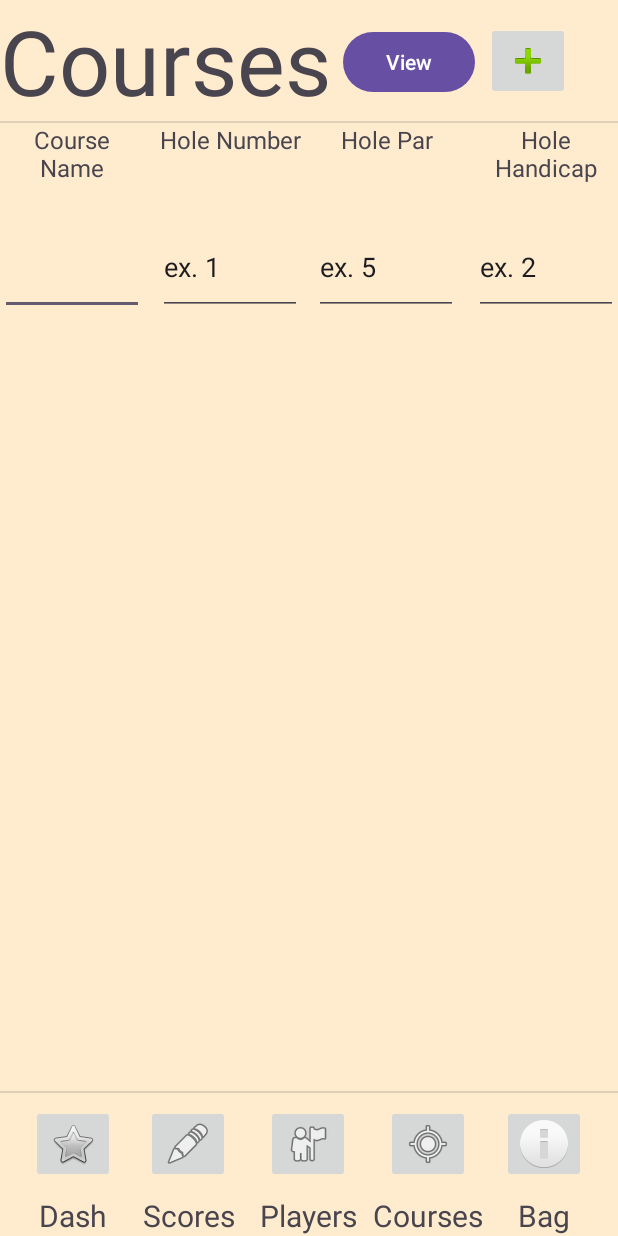
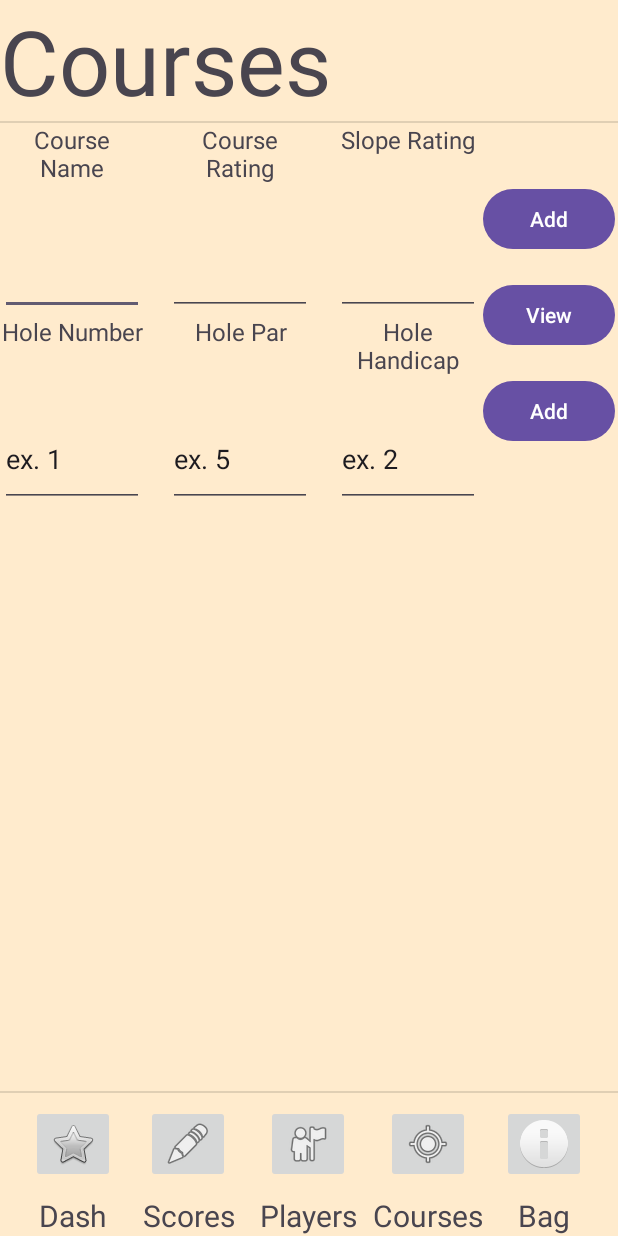
Before and after one commit to wegnermichae/Golf_Handicap_App, an Android app: the CourseActivity screen opened directly, with no data from a screen before it, on a phone screen of 412 x 824 dp. Run offline under Robolectric (Android 15) with nearby library versions, the phone set to English and light mode, and no system bars.

Commit message:
refactored code to calculate players handicaps based on entered rounds and courses

```diff
--- a/app/src/main/java/com/example/golfhandicapapp/Golfers.java
+++ b/app/src/main/java/com/example/golfhandicapapp/Golfers.java
@@ -3,8 +3,8 @@ package com.example.golfhandicapapp;
 public class Golfers {
     private int id;
     private String name;
-    private int handicap;
-    public Golfers(int id, String name, int handicap){
+    private double handicap;
+    public Golfers(int id, String name, double handicap){
         this.id = id;
         this.name = name;
         this.handicap = handicap;
@@ -16,7 +16,7 @@ public class Golfers {
     public String getName(){
         return name;
     }
-    public int getHandicap(){
+    public double getHandicap(){
         return handicap;
     }
 
--- a/app/src/main/res/layout/activity_course.xml
+++ b/app/src/main/res/layout/activity_course.xml
@@ -146,21 +146,11 @@
         android:id="@+id/courseList"
         android:layout_width="0dp"
         android:layout_height="0dp"
-        android:layout_marginTop="128dp"
+        android:layout_marginTop="256dp"
         app:layout_constraintBottom_toTopOf="@+id/divider12"
         app:layout_constraintEnd_toEndOf="parent"
         app:layout_constraintStart_toStartOf="parent"
         app:layout_constraintTop_toBottomOf="@+id/divider11" />
-
-    <ImageButton
-        android:id="@+id/courseAdd"
-        android:layout_width="wrap_content"
-        android:layout_height="wrap_content"
-        android:layout_marginEnd="32dp"
-        app:layout_constraintBottom_toTopOf="@+id/divider11"
-        app:layout_constraintEnd_toEndOf="parent"
-        app:layout_constraintTop_toTopOf="parent"
-        app:srcCompat="@android:drawable/ic_input_add" />
 
     <TextView
         android:id="@+id/courseNameText"
@@ -176,88 +166,157 @@
         android:id="@+id/courseParText"
         android:layout_width="96dp"
         android:layout_height="64dp"
-        android:layout_marginEnd="-24dp"
         android:text="Hole Number"
         android:textAlignment="center"
         android:textSize="16sp"
-        app:layout_constraintEnd_toStartOf="@+id/playerButton3"
-        app:layout_constraintTop_toBottomOf="@+id/divider11" />
+        app:layout_constraintBottom_toTopOf="@+id/holeEntry"
+        app:layout_constraintStart_toStartOf="parent" />
 
     <TextView
         android:id="@+id/courseSlopeText"
         android:layout_width="96dp"
         android:layout_height="64dp"
-        android:layout_marginStart="-24dp"
+        android:layout_marginStart="16dp"
         android:text="Hole Par"
         android:textAlignment="center"
         android:textSize="16sp"
-        app:layout_constraintStart_toEndOf="@+id/playerButton3"
-        app:layout_constraintTop_toBottomOf="@+id/divider11" />
+        app:layout_constraintBottom_toTopOf="@+id/parEntry"
+        app:layout_constraintStart_toEndOf="@+id/courseParText" />
 
     <TextView
         android:id="@+id/courseHandText"
         android:layout_width="96dp"
         android:layout_height="64dp"
+        android:layout_marginStart="16dp"
         android:text="Hole Handicap"
         android:textAlignment="center"
         android:textSize="16sp"
-        app:layout_constraintEnd_toEndOf="parent"
-        app:layout_constraintTop_toBottomOf="@+id/divider11" />
+        app:layout_constraintBottom_toTopOf="@+id/handicapEntry"
+        app:layout_constraintStart_toEndOf="@+id/courseSlopeText" />
 
     <EditText
         android:id="@+id/nameEntry"
         android:layout_width="96dp"
-        android:layout_height="0dp"
+        android:layout_height="64dp"
         android:ems="10"
         android:inputType="text"
-        app:layout_constraintBottom_toTopOf="@+id/courseList"
         app:layout_constraintStart_toStartOf="parent"
         app:layout_constraintTop_toBottomOf="@+id/courseNameText" />
 
     <EditText
         android:id="@+id/holeEntry"
         android:layout_width="0dp"
-        android:layout_height="0dp"
+        android:layout_height="64dp"
         android:ems="10"
         android:inputType="text"
         android:text="ex. 1"
         app:layout_constraintBottom_toTopOf="@+id/courseList"
         app:layout_constraintEnd_toEndOf="@+id/courseParText"
-        app:layout_constraintStart_toStartOf="@+id/courseParText"
-        app:layout_constraintTop_toBottomOf="@+id/courseParText" />
+        app:layout_constraintStart_toStartOf="@+id/courseParText" />
 
     <EditText
         android:id="@+id/parEntry"
         android:layout_width="0dp"
-        android:layout_height="0dp"
+        android:layout_height="64dp"
         android:ems="10"
         android:inputType="text"
         android:text="ex. 5"
         app:layout_constraintBottom_toTopOf="@+id/courseList"
         app:layout_constraintEnd_toEndOf="@+id/courseSlopeText"
-        app:layout_constraintStart_toStartOf="@+id/courseSlopeText"
-        app:layout_constraintTop_toBottomOf="@+id/courseSlopeText" />
+        app:layout_constraintStart_toStartOf="@+id/courseSlopeText" />
 
     <EditText
         android:id="@+id/handicapEntry"
         android:layout_width="0dp"
-        android:layout_height="0dp"
+        android:layout_height="64dp"
         android:ems="10"
         android:inputType="text"
         android:text="ex. 2"
         app:layout_constraintBottom_toTopOf="@+id/courseList"
         app:layout_constraintEnd_toEndOf="@+id/courseHandText"
-        app:layout_constraintStart_toStartOf="@+id/courseHandText"
-        app:layout_constraintTop_toBottomOf="@+id/courseHandText" />
+        app:layout_constraintStart_toStartOf="@+id/courseHandText" />
 
     <Button
         android:id="@+id/viewButton"
         android:layout_width="wrap_content"
         android:layout_height="wrap_content"
         android:text="View"
+        app:layout_constraintBottom_toBottomOf="@+id/courseHandText"
+        app:layout_constraintEnd_toEndOf="parent"
+        app:layout_constraintStart_toEndOf="@+id/slopeRatingEntry"
+        app:layout_constraintTop_toBottomOf="@+id/textView2" />
+
+    <TextView
+        android:id="@+id/courseRating"
+        android:layout_width="0dp"
+        android:layout_height="0dp"
+        android:layout_marginStart="16dp"
+        android:text="Course Rating"
+        android:textAlignment="center"
+        android:textSize="16sp"
+        app:layout_constraintBottom_toBottomOf="@+id/courseNameText"
+        app:layout_constraintEnd_toEndOf="@+id/courseSlopeText"
+        app:layout_constraintStart_toEndOf="@+id/courseParText"
+        app:layout_constraintTop_toTopOf="@+id/courseNameText" />
+
+    <TextView
+        android:id="@+id/textView2"
+        android:layout_width="0dp"
+        android:layout_height="0dp"
+        android:layout_marginStart="16dp"
+        android:text="Slope Rating"
+        android:textAlignment="center"
+        android:textSize="16sp"
+        app:layout_constraintBottom_toBottomOf="@+id/courseRating"
+        app:layout_constraintEnd_toEndOf="@+id/courseHandText"
+        app:layout_constraintStart_toEndOf="@+id/courseRating"
+        app:layout_constraintTop_toTopOf="@+id/courseRating" />
+
+    <EditText
+        android:id="@+id/courseRatingEntry"
+        android:layout_width="0dp"
+        android:layout_height="0dp"
+        android:layout_marginStart="16dp"
+        android:ems="10"
+        android:inputType="text"
+        android:textAlignment="center"
+        android:textSize="18sp"
         app:layout_constraintBottom_toTopOf="@+id/courseSlopeText"
-        app:layout_constraintEnd_toStartOf="@+id/courseAdd"
-        app:layout_constraintStart_toEndOf="@+id/textHeading5"
-        app:layout_constraintTop_toTopOf="parent" />
+        app:layout_constraintEnd_toEndOf="@+id/courseSlopeText"
+        app:layout_constraintStart_toEndOf="@+id/nameEntry"
+        app:layout_constraintTop_toBottomOf="@+id/courseRating" />
+
+    <EditText
+        android:id="@+id/slopeRatingEntry"
+        android:layout_width="0dp"
+        android:layout_height="0dp"
+        android:layout_marginStart="16dp"
+        android:ems="10"
+        android:inputType="text"
+        android:textSize="18sp"
+        app:layout_constraintBottom_toTopOf="@+id/courseHandText"
+        app:layout_constraintEnd_toEndOf="@+id/textView2"
+        app:layout_constraintStart_toEndOf="@+id/courseRatingEntry"
+        app:layout_constraintTop_toBottomOf="@+id/textView2" />
+
+    <Button
+        android:id="@+id/courseAdd"
+        android:layout_width="wrap_content"
+        android:layout_height="wrap_content"
+        android:text="Add"
+        app:layout_constraintBottom_toTopOf="@+id/courseHandText"
+        app:layout_constraintEnd_toEndOf="parent"
+        app:layout_constraintStart_toEndOf="@+id/textView2"
+        app:layout_constraintTop_toTopOf="@+id/textView2" />
+
+    <Button
+        android:id="@+id/holeAdd"
+        android:layout_width="wrap_content"
+        android:layout_height="wrap_content"
+        android:text="Add"
+        app:layout_constraintBottom_toBottomOf="@+id/handicapEntry"
+        app:layout_constraintEnd_toEndOf="parent"
+        app:layout_constraintStart_toEndOf="@+id/courseHandText"
+        app:layout_constraintTop_toTopOf="@+id/courseHandText" />
 
 </androidx.constraintlayout.widget.ConstraintLayout>
```
Also changed, not shown: app/src/main/java/com/example/golfhandicapapp/CourseActivity.java (+39 -16 lines), app/src/main/java/com/example/golfhandicapapp/Courses.java (+30 -13 lines), app/src/main/java/com/example/golfhandicapapp/DataBaseHelperCourses.java (+29 -73 lines), app/src/main/java/com/example/golfhandicapapp/DataBaseHelperHoles.java (added, +135 -0 lines), app/src/main/java/com/example/golfhandicapapp/DataBaseHelperScores.java (+21 -0 lines), app/src/main/java/com/example/golfhandicapapp/Holes.java (added, +42 -0 lines), app/src/main/java/com/example/golfhandicapapp/PlayGolfActivity.java (+8 -8 lines), app/src/main/java/com/example/golfhandicapapp/PlayerActivity.java (+41 -2 lines).
